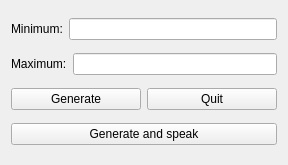
Qt form Lottery-Machine-C++/widget.ui (Unqualified-Developers/All) before a commit.
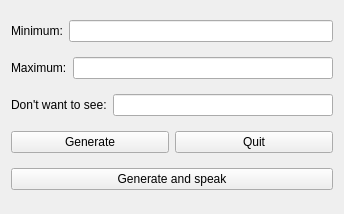
The same form after that commit.

Commit message: Do not show ...

The edit to the form file:
```diff
--- a/Lottery-Machine-C++/widget.ui
+++ b/Lottery-Machine-C++/widget.ui
@@ -6,8 +6,8 @@
    <rect>
     <x>0</x>
     <y>0</y>
-    <width>288</width>
-    <height>165</height>
+    <width>344</width>
+    <height>214</height>
    </rect>
   </property>
   <property name="windowTitle">
@@ -42,6 +42,20 @@
      </item>
     </layout>
    </item>
+   <item>
+    <layout class="QHBoxLayout" name="horizontalLayout_4">
+     <item>
+      <widget class="QLabel" name="label">
+       <property name="text">
+        <string>Don't want to see:</string>
+       </property>
+      </widget>
+     </item>
+     <item>
+      <widget class="QLineEdit" name="noe"/>
+     </item>
+    </layout>
+   </item>
    <item>
     <layout class="QHBoxLayout" name="horizontalLayout_3">
      <item>
```
The commit also changes 1 other file.
